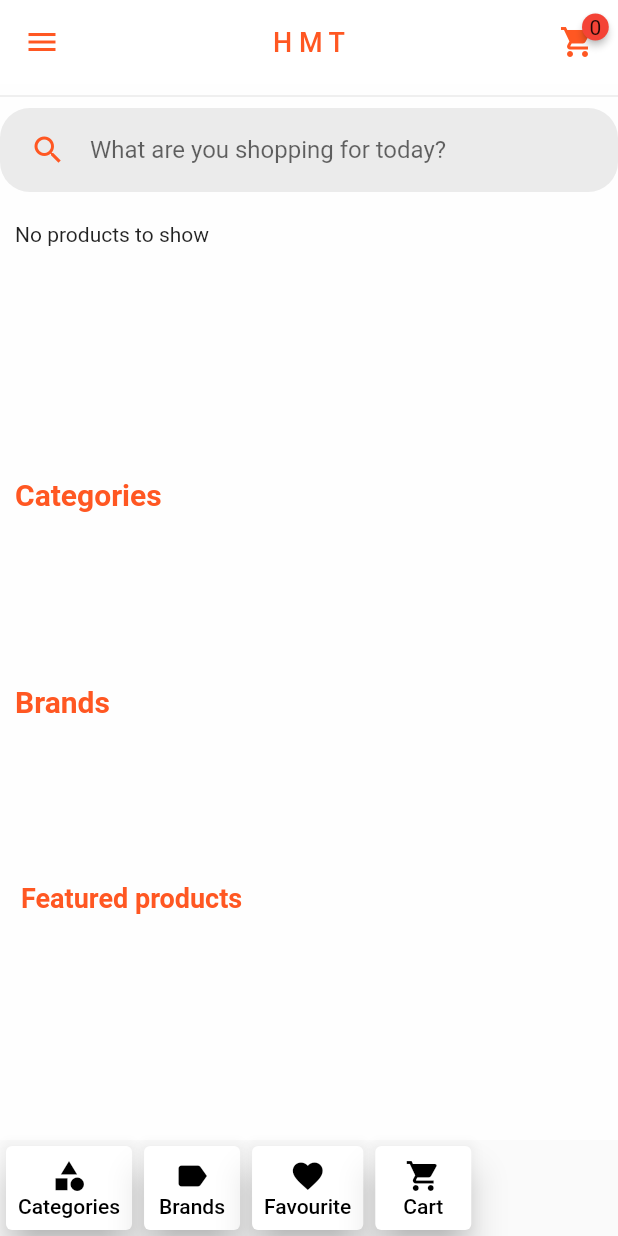
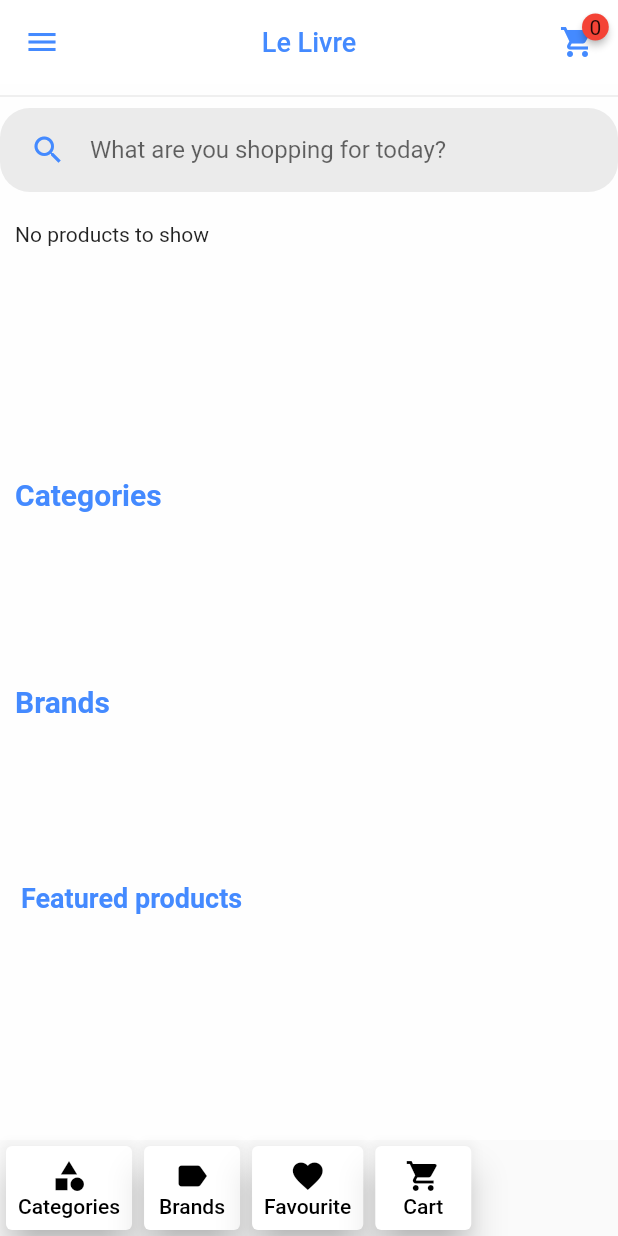
Before and after one commit to EihaJ/da_2, a Flutter app: the HomePage screen opened directly with empty values, on a phone screen of 412 x 824 dp. Run offline on Flutter 3.47's test engine with Material 2 defaults, Android fonts, the phone set to English and light mode, and no system bars; drawn by our look-alikes of badges; our stand-ins replace carousel_pro, cloud_firestore, firebase_auth, firebase_core, fluttertoast, google_sign_in; missing offline and left inert: avataaar_image_2, flutter_login_facebook; accounts and stored records are empty.

Commit message:
do changes

```diff
--- a/lib/Pages/Cart/CartPage.dart
+++ b/lib/Pages/Cart/CartPage.dart
@@ -25,7 +25,7 @@ class _CartPageState extends State<CartPage> {
         title: Text(
           "My Cart",
           style: TextStyle(
-              color: Colors.deepOrange,
+              color: Colors.blueAccent,
               fontSize: 20.0,
               fontWeight: FontWeight.w800),
         ),
@@ -34,7 +34,7 @@ class _CartPageState extends State<CartPage> {
             child: IconButton(
                 icon: Icon(
                   Icons.arrow_back_ios,
-                  color: Colors.deepOrange,
+                  color: Colors.blueAccent,
                 ),
                 onPressed: () {
                   Navigator.pop(context);
--- a/lib/Pages/Cart/checkOutPage.dart
+++ b/lib/Pages/Cart/checkOutPage.dart
@@ -221,7 +221,7 @@ class _CheckOutPageState extends State<CheckOutPage> {
         title: Text(
           "Check your order",
           style: TextStyle(
-              color: Colors.deepOrange,
+              color: Colors.blueAccent,
               fontSize: 20.0,
               fontWeight: FontWeight.w800),
         ),
@@ -230,7 +230,7 @@ class _CheckOutPageState extends State<CheckOutPage> {
             child: IconButton(
                 icon: Icon(
                   Icons.arrow_back_ios,
-                  color: Colors.deepOrange,
+                  color: Colors.blueAccent,
                 ),
                 onPressed: () {
                   Navigator.pop(context);
--- a/lib/Pages/HomePage.dart
+++ b/lib/Pages/HomePage.dart
@@ -102,11 +102,11 @@ class _HomeState extends State<HomePage> {
         if (constraints.maxWidth < 350) {
           return Scaffold(
             appBar: new AppBar(
-              iconTheme: IconThemeData(color: Colors.deepOrange),
+              iconTheme: IconThemeData(color: Colors.blueAccent),
               elevation: 0.0,
               title: Text(
                 "Le Livre",
-                style: TextStyle(color: Colors.deepOrange, fontSize: 18.0),
+                style: TextStyle(color: Colors.blueAccent, fontSize: 18.0),
               ),
               centerTitle: true,
               backgroundColor: Colors.white,
@@ -179,7 +179,7 @@ class _HomeState extends State<HomePage> {
                           decoration: InputDecoration(
                             icon: Icon(
                               Icons.search,
-                              color: Colors.deepOrange,
+                              color: Colors.blueAccent,
                             ),
                             hintText: "What are you shopping for today?",
                             border: InputBorder.none,
@@ -198,7 +198,7 @@ class _HomeState extends State<HomePage> {
                       'Categories',
                       style: TextStyle(
                           fontSize: 20.0,
-                          color: Colors.deepOrange,
+                          color: Colors.blueAccent,
                           fontWeight: FontWeight.bold),
                     ),
                   ),
@@ -226,7 +226,7 @@ class _HomeState extends State<HomePage> {
                       'Brands',
                       style: TextStyle(
                           fontSize: 20.0,
-                          color: Colors.deepOrange,
+                          color: Colors.blueAccent,
                           fontWeight: FontWeight.bold),
                     ),
                   ),
@@ -257,7 +257,7 @@ class _HomeState extends State<HomePage> {
                             child: new Text(
                               'Featured products',
                               style: TextStyle(
-                                  color: Colors.deepOrange,
+                                  color: Colors.blueAccent,
                                   fontWeight: FontWeight.bold,
                                   fontSize: 18.0),
                             )),
@@ -274,7 +274,7 @@ class _HomeState extends State<HomePage> {
                             child: new Text(
                               'Sale products',
                               style: TextStyle(
-                                  color: Colors.deepOrange,
+                                  color: Colors.blueAccent,
                                   fontWeight: FontWeight.bold,
                                   fontSize: 18.0),
                             )),
@@ -289,7 +289,7 @@ class _HomeState extends State<HomePage> {
                       style: TextStyle(
                           fontSize: 18.0,
                           fontWeight: FontWeight.bold,
-                          color: Colors.deepOrange),
+                          color: Colors.blueAccent),
                     ),
                   ),
                   RecentProducts(),
@@ -407,11 +407,11 @@ class _HomeState extends State<HomePage> {
         } else if (constraints.maxWidth > 351 && constraints.maxWidth < 410) {
           return Scaffold(
             appBar: new AppBar(
-              iconTheme: IconThemeData(color: Colors.deepOrange),
+              iconTheme: IconThemeData(color: Colors.blueAccent),
               elevation: 0.0,
               title: Text(
-                "H M T",
-                style: TextStyle(color: Colors.deepOrange, fontSize: 18.0),
+                "Le",
+                style: TextStyle(color: Colors.blueAccent, fontSize: 18.0),
               ),
               centerTitle: true,
               backgroundColor: Colors.white,
@@ -484,7 +484,7 @@ class _HomeState extends State<HomePage> {
                           decoration: InputDecoration(
                             icon: Icon(
                               Icons.search,
-                              color: Colors.deepOrange,
+                              color: Colors.blueAccent,
                             ),
                             hintText: "What are you shopping for today?",
                             border: InputBorder.none,
@@ -503,7 +503,7 @@ class _HomeState extends State<HomePage> {
                       'Categories',
                       style: TextStyle(
                           fontSize: 20.0,
-                          color: Colors.deepOrange,
+                          color: Colors.blueAccent,
                           fontWeight: FontWeight.bold),
                     ),
                   ),
@@ -531,7 +531,7 @@ class _HomeState extends State<HomePage> {
                       'Brands',
                       style: TextStyle(
                           fontSize: 20.0,
-                          color: Colors.deepOrange,
+                          color: Colors.blueAccent,
                           fontWeight: FontWeight.bold),
                     ),
                   ),
@@ -562,7 +562,7 @@ class _HomeState extends State<HomePage> {
                             child: new Text(
                               'Featured products',
                               style: TextStyle(
-                                  color: Colors.deepOrange,
+                                  color: Colors.blueAccent,
                                   fontWeight: FontWeight.bold,
                                   fontSize: 18.0),
                             )),
@@ -579,7 +579,7 @@ class _HomeState extends State<HomePage> {
                             child: new Text(
                               'Sale products',
                               style: TextStyle(
-                                  color: Colors.deepOrange,
+                                  color: Colors.blueAccent,
                                   fontWeight: FontWeight.bold,
                                   fontSize: 18.0),
                             )),
@@ -594,7 +594,7 @@ class _HomeState extends State<HomePage> {
                       style: TextStyle(
                           fontSize: 18.0,
                           fontWeight: FontWeight.bold,
-                          color: Colors.deepOrange),
+                          color: Colors.blueAccent),
                     ),
                   ),
                   RecentProducts(),
@@ -712,11 +712,11 @@ class _HomeState extends State<HomePage> {
         } else if (constraints.maxWidth > 411 && constraints.maxWidth < 500) {
           return Scaffold(
             appBar: new AppBar(
-              iconTheme: IconThemeData(color: Colors.deepOrange),
+              iconTheme: IconThemeData(color: Colors.blueAccent),
               elevation: 0.0,
               title: Text(
-                "H M T",
-                style: TextStyle(color: Colors.deepOrange, fontSize: 18.0),
+                "Le Livre",
+                style: TextStyle(color: Colors.blueAccent, fontSize: 18.0),
               ),
               centerTitle: true,
               backgroundColor: Colors.white,
@@ -789,7 +789,7 @@ class _HomeState extends State<HomePage> {
                           decoration: InputDecoration(
                             icon: Icon(
                               Icons.search,
-                              color: Colors.deepOrange,
+                              color: Colors.blueAccent,
                             ),
                             hintText: "What are you shopping for today?",
                             border: InputBorder.none,
@@ -808,7 +808,7 @@ class _HomeState extends State<HomePage> {
                       'Categories',
                       style: TextStyle(
                           fontSize: 20.0,
-                          color: Colors.deepOrange,
+                          color: Colors.blueAccent,
                           fontWeight: FontWeight.bold),
                     ),
                   ),
@@ -836,7 +836,7 @@ class _HomeState extends State<HomePage> {
                       'Brands',
                       style: TextStyle(
                           fontSize: 20.0,
-                          color: Colors.deepOrange,
+                          color: Colors.blueAccent,
                           fontWeight: FontWeight.bold),
                     ),
                   ),
@@ -867,7 +867,7 @@ class _HomeState extends State<HomePage> {
                             child: new Text(
                               'Featured products',
                               style: TextStyle(
-                                  color: Colors.deepOrange,
+                                  color: Colors.blueAccent,
                                   fontWeight: FontWeight.bold,
                                   fontSize: 18.0),
                             )),
@@ -884,7 +884,7 @@ class _HomeState extends State<HomePage> {
                             child: new Text(
                               'Sale products',
                               style: TextStyle(
-                                  color: Colors.deepOrange,
+                                  color: Colors.blueAccent,
                                   fontWeight: FontWeight.bold,
                                   fontSize: 18.0),
                             )),
@@ -899,7 +899,7 @@ class _HomeState extends State<HomePage> {
                       style: TextStyle(
                           fontSize: 18.0,
                           fontWeight: FontWeight.bold,
-                          color: Colors.deepOrange),
+                          color: Colors.blueAccent),
                     ),
                   ),
                   RecentProducts(),
@@ -1014,11 +1014,11 @@ class _HomeState extends State<HomePage> {
         } else if (constraints.maxWidth > 501) {
           return Scaffold(
             appBar: new AppBar(
-              iconTheme: IconThemeData(color: Colors.deepOrange),
+              iconTheme: IconThemeData(color: Colors.blueAccent),
               elevation: 0.0,
               title: Text(
-                "H M T",
-                style: TextStyle(color: Colors.deepOrange, fontSize: 18.0),
+                "Le Livre",
+                style: TextStyle(color: Colors.blueAccent, fontSize: 18.0),
               ),
               centerTitle: true,
               backgroundColor: Colors.white,
@@ -1091,7 +1091,7 @@ class _HomeState extends State<HomePage> {
                           decoration: InputDecoration(
                             icon: Icon(
                               Icons.search,
-                              color: Colors.deepOrange,
+                              color: Colors.blueAccent,
                             ),
                             hintText: "What are you shopping for today?",
                             border: InputBorder.none,
@@ -1110,7 +1110,7 @@ class _HomeState extends State<HomePage> {
                       'Categories',
                       style: TextStyle(
                           fontSize: 20.0,
-                          color: Colors.deepOrange,
+                          color: Colors.blueAccent,
                           fontWeight: FontWeight.bold),
                     ),
                   ),
@@ -1138,7 +1138,7 @@ class _HomeState extends State<HomePage> {
                       'Brands',
                       style: TextStyle(
                           fontSize: 20.0,
-                          color: Colors.deepOrange,
+                          color: Colors.blueAccent,
                           fontWeight: FontWeight.bold),
                     ),
                   ),
@@ -1169,7 +1169,7 @@ class _HomeState extends State<HomePage> {
                             child: new Text(
                               'Featured products',
                               style: TextStyle(
-                                  color: Colors.deepOrange,
+                                  color: Colors.blueAccent,
                                   fontWeight: FontWeight.bold,
                                   fontSize: 18.0),
                             )),
@@ -1186,7 +1186,7 @@ class _HomeState extends State<HomePage> {
                             child: new Text(
                               'Sale products',
                               style: TextStyle(
-                                  color: Colors.deepOrange,
+                                  color: Colors.blueAccent,
                                   fontWeight: FontWeight.bold,
                                   fontSize: 18.0),
                             )),
@@ -1201,7 +1201,7 @@ class _HomeState extends State<HomePage> {
                       style: TextStyle(
                           fontSize: 18.0,
                           fontWeight: FontWeight.bold,
-                          color: Colors.deepOrange),
+                          color: Colors.blueAccent),
                     ),
                   ),
                   RecentProducts(),
@@ -1447,7 +1447,7 @@ class _HomeState extends State<HomePage> {
                       ? Image.network(data["image"])
                       : AvataaarImage(avatar: Avataaar.random())),
               decoration: BoxDecoration(
-                color: Colors.deepOrange,
+                color: Colors.blueAccent,
               ),
             ),
             InkWell(
--- a/lib/Pages/List/list_brands.dart
+++ b/lib/Pages/List/list_brands.dart
@@ -12,9 +12,9 @@ class _ListBrandsState extends State<ListBrands> {
   Widget build(BuildContext context) {
     return Scaffold(
       appBar: AppBar(
-        iconTheme: IconThemeData(color: Colors.deepOrange),
+        iconTheme: IconThemeData(color: Colors.blueAccent),
         elevation: 0.0,
-        title: Text("List of Brands", style: TextStyle(color:Colors.deepOrange, fontSize: 18.0),),
+        title: Text("List of Brands", style: TextStyle(color:Colors.blueAccent, fontSize: 18.0),),
         centerTitle: true,
         backgroundColor: Colors.white,
       ),
--- a/lib/Pages/List/list_categories.dart
+++ b/lib/Pages/List/list_categories.dart
@@ -12,9 +12,9 @@ class _ListCategoriesState extends State<ListCategories> {
   Widget build(BuildContext context) {
     return Scaffold(
       appBar: AppBar(
-        iconTheme: IconThemeData(color: Colors.deepOrange),
+        iconTheme: IconThemeData(color: Colors.blueAccent),
         elevation: 0.0,
-        title: Text("List of Categories", style: TextStyle(color:Colors.deepOrange, fontSize: 18.0),),
+        title: Text("List of Categories", style: TextStyle(color:Colors.blueAccent, fontSize: 18.0),),
         centerTitle: true,
         backgroundColor: Colors.white,
       ),
--- a/lib/Pages/List/list_favourite.dart
+++ b/lib/Pages/List/list_favourite.dart
@@ -16,9 +16,9 @@ class ListProductsFavouriteState extends State<ListProductsFavourite> {
   Widget build(BuildContext context) {
     return Scaffold(
       appBar: AppBar(
-        iconTheme: IconThemeData(color: Colors.deepOrange),
+        iconTheme: IconThemeData(color: Colors.blueAccent),
         elevation: 0.0,
-        title: Text("List your favourite products", style: TextStyle(color:Colors.deepOrange, fontSize: 18.0),),
+        title: Text("List your favourite products", style: TextStyle(color:Colors.blueAccent, fontSize: 18.0),),
         centerTitle: true,
         backgroundColor: Colors.white,
       ),
--- a/lib/Pages/List/list_product_in_category.dart
+++ b/lib/Pages/List/list_product_in_category.dart
@@ -14,9 +14,9 @@ class _ListProductsInCategoryState extends State<ListProductsInCategory> {
   Widget build(BuildContext context) {
     return Scaffold(
       appBar: AppBar(
-        iconTheme: IconThemeData(color: Colors.deepOrange),
+        iconTheme: IconThemeData(color: Colors.blueAccent),
         elevation: 0.0,
-        title: Text("List of Products", style: TextStyle(color:Colors.deepOrange, fontSize: 18.0),),
+        title: Text("List of Products", style: TextStyle(color:Colors.blueAccent, fontSize: 18.0),),
         centerTitle: true,
         backgroundColor: Colors.white,
       ),
--- a/lib/Pages/List/list_products_in_brand.dart
+++ b/lib/Pages/List/list_products_in_brand.dart
@@ -14,9 +14,9 @@ class _ListProductsInBrandState extends State<ListProductsInBrand> {
   Widget build(BuildContext context) {
     return Scaffold(
       appBar: AppBar(
-        iconTheme: IconThemeData(color: Colors.deepOrange),
+        iconTheme: IconThemeData(color: Colors.blueAccent),
         elevation: 0.0,
-        title: Text("List of Products", style: TextStyle(color:Colors.deepOrange, fontSize: 18.0),),
+        title: Text("List of Products", style: TextStyle(color:Colors.blueAccent, fontSize: 18.0),),
         centerTitle: true,
         backgroundColor: Colors.white,
       ),
--- a/lib/Pages/Order/detailorder.dart
+++ b/lib/Pages/Order/detailorder.dart
@@ -32,10 +32,10 @@ class _DetailOrderState extends State<DetailOrder> {
         backgroundColor: Colors.white,
         elevation: 0.0,
         centerTitle: true,
-        title: Text("Detail Order", style: TextStyle(color: Colors.deepOrange, fontSize: 20.0, fontWeight: FontWeight.w800),),
+        title: Text("Detail Order", style: TextStyle(color: Colors.blueAccent, fontSize: 20.0, fontWeight: FontWeight.w800),),
         leading: Padding(
             padding: const EdgeInsets.all(4.0),
-            child: IconButton(icon: Icon(Icons.arrow_back_ios, color: Colors.deepOrange,), onPressed: (){
+            child: IconButton(icon: Icon(Icons.arrow_back_ios, color: Colors.blueAccent,), onPressed: (){
               Navigator.pop(context);
             })
         ),
--- a/lib/Pages/Order/myorder.dart
+++ b/lib/Pages/Order/myorder.dart
@@ -40,7 +40,7 @@ class _MyOrderState extends State<MyOrder> {
                   IconButton(
                       icon: Icon(
                         Icons.arrow_back_ios,
-                        color: Colors.deepOrange,
+                        color: Colors.blueAccent,
                       ),
                       onPressed: () {
                         Navigator.pop(context);
@@ -48,7 +48,7 @@ class _MyOrderState extends State<MyOrder> {
                   Text(
                     "My Order",
                     style: TextStyle(
-                        color: Colors.deepOrange,
+                        color: Colors.blueAccent,
                         fontSize: 20.0,
                         fontWeight: FontWeight.w800),
                   ),
--- a/lib/Pages/Product/rating_comments.dart
+++ b/lib/Pages/Product/rating_comments.dart
@@ -28,7 +28,7 @@ class _CommentPageState extends State<CommentPage> {
         title: Text(
           "Comments",
           style: TextStyle(
-              color: Colors.deepOrange,
+              color: Colors.blueAccent,
               fontSize: 20.0,
               fontWeight: FontWeight.w800),
         ),
@@ -37,7 +37,7 @@ class _CommentPageState extends State<CommentPage> {
             child: IconButton(
                 icon: Icon(
                   Icons.arrow_back_ios,
-                  color: Colors.deepOrange,
+                  color: Colors.blueAccent,
                 ),
                 onPressed: () {
                   Navigator.pop(context);
```
Also changed, not shown: lib/Components/saleProduct.dart (+9 -8 lines), images/Logo/logo_transparent.png (added).
